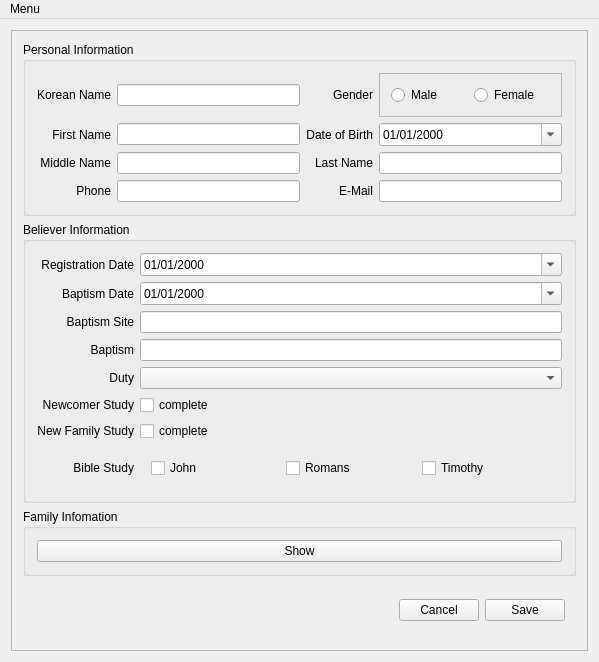
Above: gui/mainwindow.ui from BoraYang/onnuri before the change. Below: the same form after it.
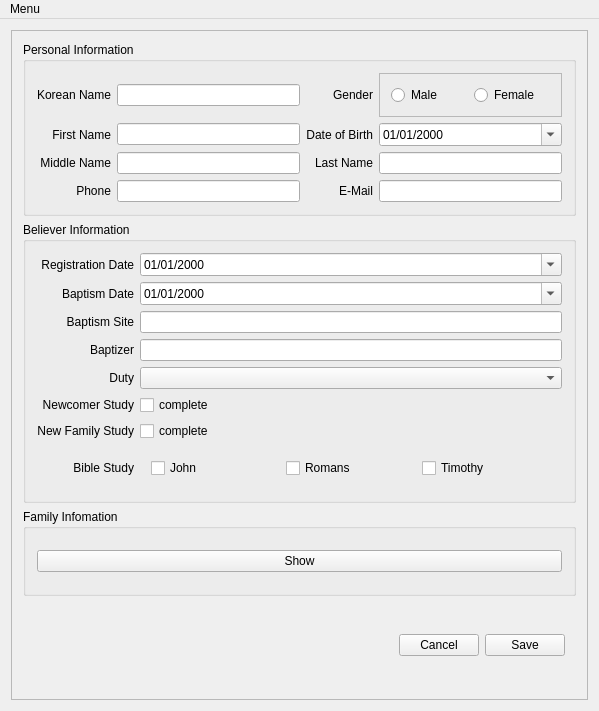
That is the form after the change.

Commit message: edited baptizer label

What changed in the file:
```diff
--- a/gui/mainwindow.ui
+++ b/gui/mainwindow.ui
@@ -7,7 +7,7 @@
     <x>0</x>
     <y>0</y>
     <width>599</width>
-    <height>662</height>
+    <height>711</height>
    </rect>
   </property>
   <property name="windowTitle">
@@ -276,7 +276,7 @@
           <item row="3" column="0">
            <widget class="QLabel" name="lbl_baptism_by">
             <property name="text">
-             <string>Baptism</string>
+             <string>Baptizer</string>
             </property>
             <property name="alignment">
              <set>Qt::AlignRight|Qt::AlignTrailing|Qt::AlignVCenter</set>
```
The commit also changes 1 other file.
